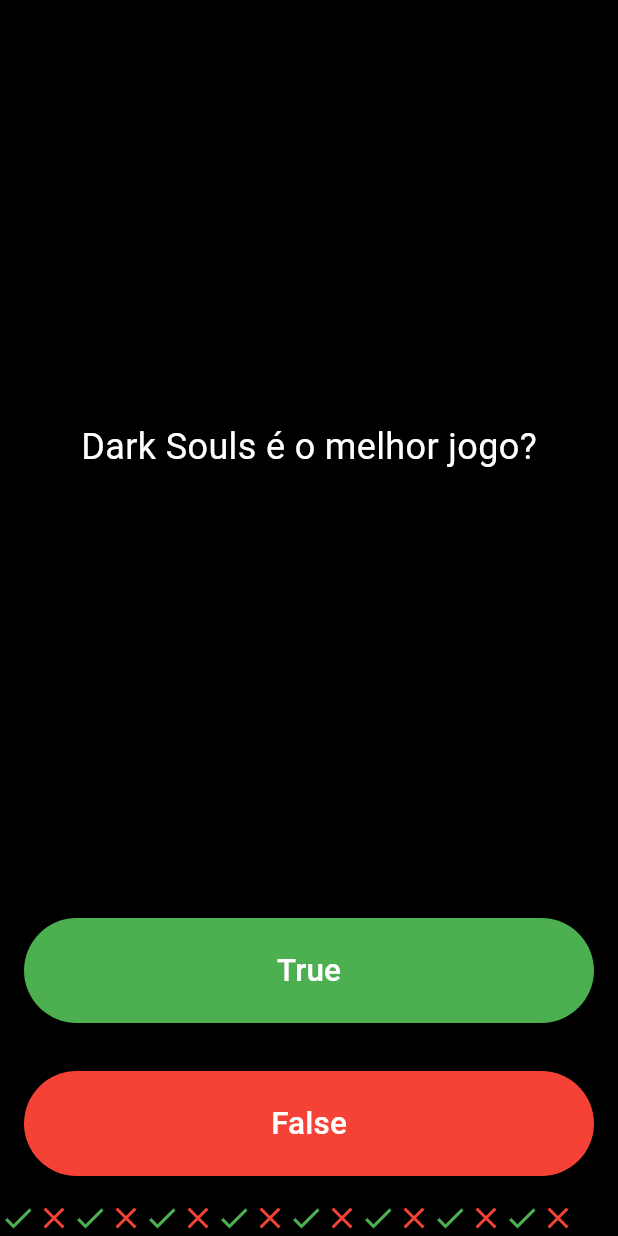
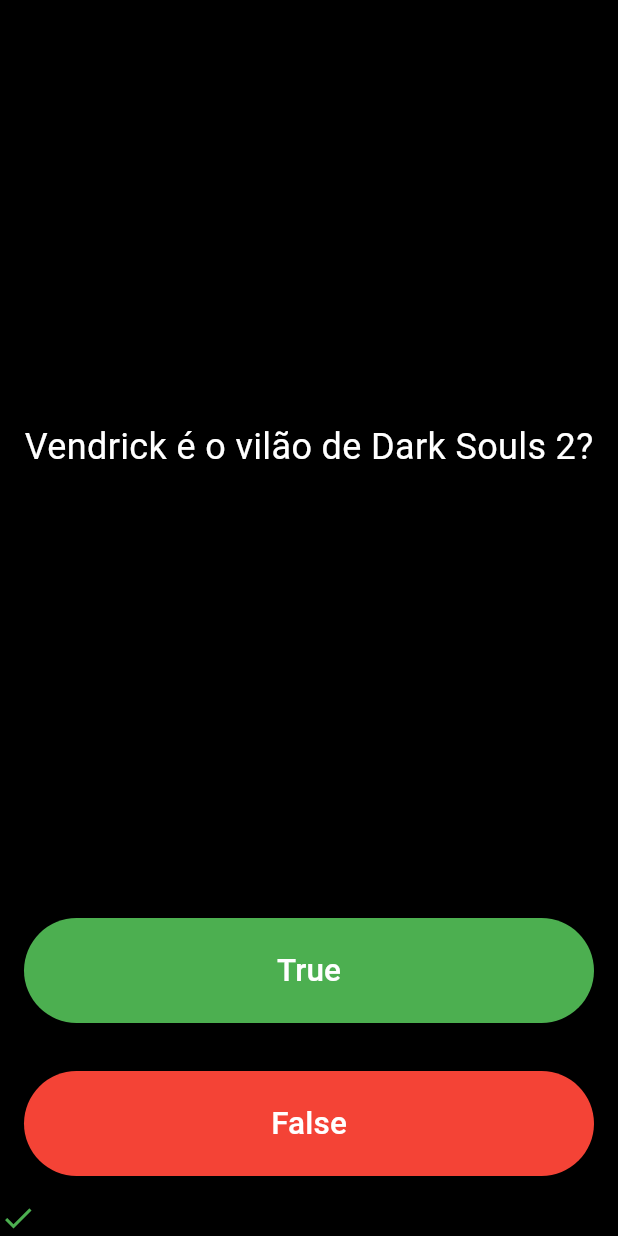
Before and after one commit to HellersonMurilo/projeto_quiz_Flutter, a Flutter app: the screen it shows after launch, after a tap on "True", on a phone screen of 412 x 824 dp. Run offline on Flutter 3.47's test engine with Material 3 defaults, Android fonts, the phone set to English and light mode, and no system bars.

Commit message:
adição da logica de mudar de perguntas

```diff
--- a/lib/view/quiz_screen.dart
+++ b/lib/view/quiz_screen.dart
@@ -9,7 +9,13 @@
 }
 
 class _QuizScreenState extends State<QuizScreen> {
-  String name = 'Murilo';
+  List<Widget> iconScore = [];
+  List<String> questions = [
+    "Dark Souls é o melhor jogo?",
+    "Vendrick é o vilão de Dark Souls 2?",
+    "Solaire é o melhor NPC de Dark Souls?"
+  ];
+  int currentQuestionIndex = 0;
 
   @override
   Widget build(BuildContext context) {
@@ -20,7 +26,7 @@
             flex: 1,
             child: Center(
               child: Text(
-                "Dark Souls é o melhor jogo?",
+                questions[currentQuestionIndex],
                 style: TextStyle(color: Colors.white, fontSize: 24.0),
               ),
             ),
@@ -29,7 +35,17 @@
           Padding(
             padding: EdgeInsets.all(16.0),
             child: TextButton(
-              onPressed: () {},
+              onPressed: () {
+                setState(() {
+                  if (iconScore.length <= 15) {
+                    iconScore.add(Icon(
+                      Icons.check,
+                      color: Colors.green,
+                    ));
+                  }
+                  nextQuestion();
+                });
+              },
               child: Text(
                 "True",
                 style: TextStyle(color: Colors.white, fontSize: 21.0),
@@ -42,9 +58,19 @@
           ),
           // *** BOTAO FALSE ***
           Padding(
-            padding: EdgeInsets.all(16.0),
+            padding: const EdgeInsets.all(16.0),
             child: TextButton(
-              onPressed: () {},
+              onPressed: () {
+                setState(() {
+                  if (iconScore.length <= 15) {
+                    iconScore.add(Icon(
+                      Icons.cancel,
+                      color: Colors.red,
+                    ));
+                  }
+                  nextQuestion();
+                });
+              },
               child: Text(
                 "False",
                 style: TextStyle(color: Colors.white, fontSize: 21.0),
@@ -56,76 +82,24 @@
           ),
           // *** ICONS ***
           Row(
-            children: [
-              Icon(
-                Icons.check,
-                color: Colors.green,
-              ),
-              Icon(
-                Icons.close,
-                color: Colors.red,
-              ),
-              Icon(
-                Icons.check,
-                color: Colors.green,
-              ),
-              Icon(
-                Icons.close,
-                color: Colors.red,
-              ),
-              Icon(
-                Icons.check,
-                color: Colors.green,
-              ),
-              Icon(
-                Icons.close,
-                color: Colors.red,
-              ),
-              Icon(
-                Icons.check,
-                color: Colors.green,
-              ),
-              Icon(
-                Icons.close,
-                color: Colors.red,
-              ),
-              Icon(
-                Icons.check,
-                color: Colors.green,
-              ),
-              Icon(
-                Icons.close,
-                color: Colors.red,
-              ),
-              Icon(
-                Icons.check,
-                color: Colors.green,
-              ),
-              Icon(
-                Icons.close,
-                color: Colors.red,
-              ),
-              Icon(
-                Icons.check,
-                color: Colors.green,
-              ),
-              Icon(
-                Icons.close,
-                color: Colors.red,
-              ),
-              Icon(
-                Icons.check,
-                color: Colors.green,
-              ),
-              Icon(
-                Icons.close,
-                color: Colors.red,
-              )
-            ],
+            children: iconScore,
           )
         ],
       ),
       backgroundColor: Colors.black,
     );
   }
+
+  void nextQuestion() {
+    if (currentQuestionIndex < questions.length - 1) {
+      setState(() {
+        currentQuestionIndex++;
+      });
+    } else {
+      questions.add("Game Finalizado 😁✌️");
+      setState(() {
+        currentQuestionIndex++;
+      });
+    }
+  }
 }
```
